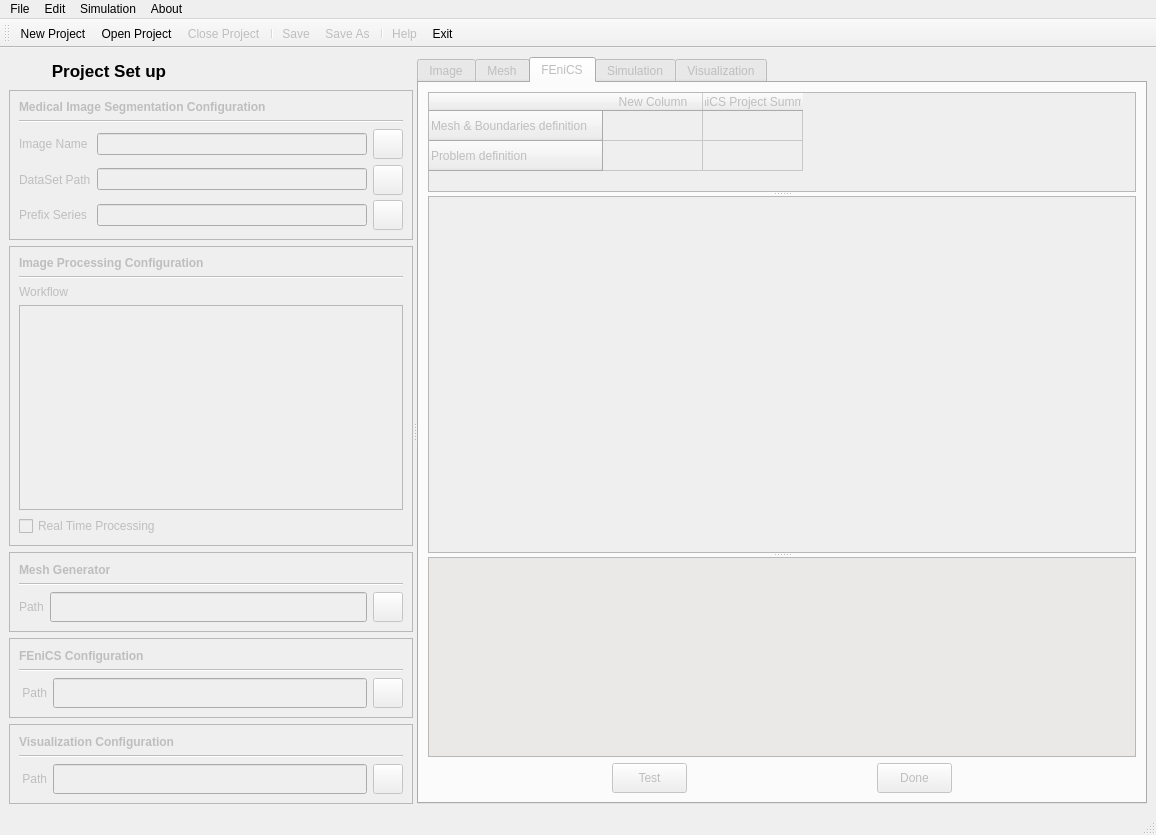
carmenalonsomontes/FEniCS-Medical-Simulation, file FEniCSBloodSim/fenics_blood_sim.ui: the form before one commit.
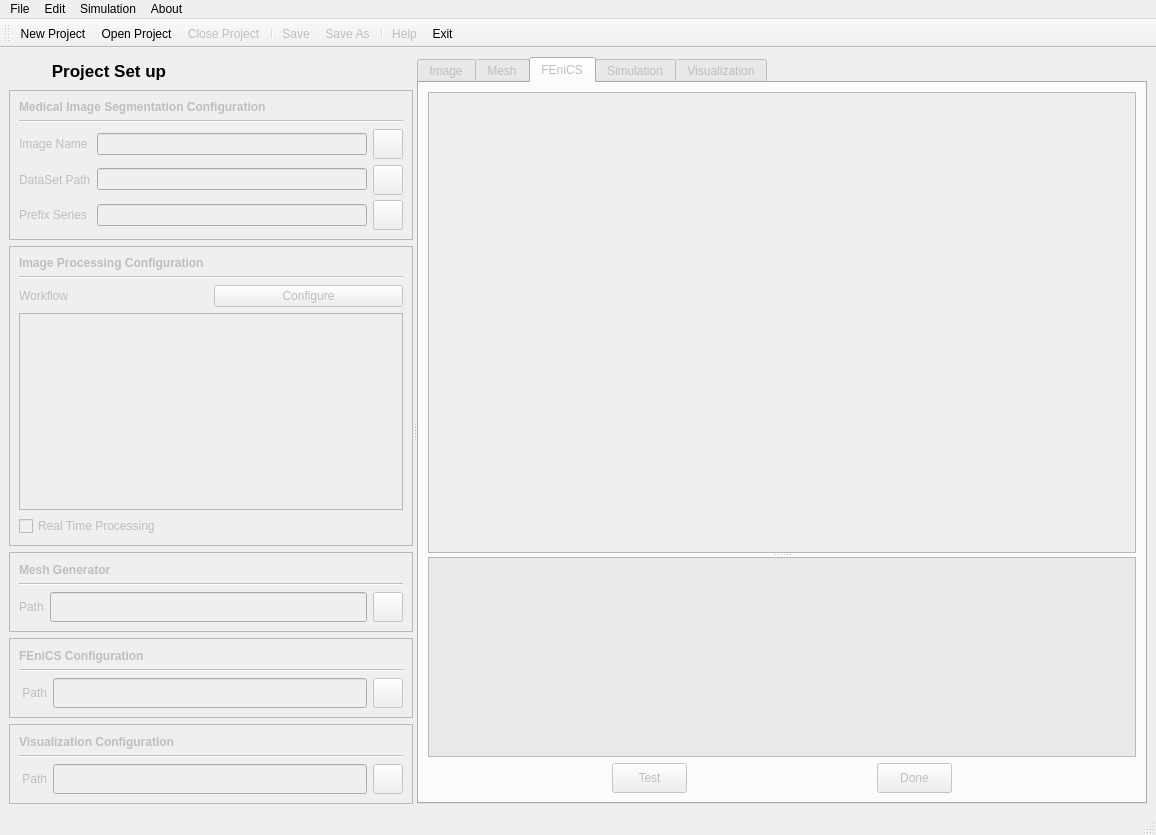
The form after the commit. The open tabs and pages were chosen to show the change. Icons and pictures are not drawn. Custom widgets are drawn as their Qt base class.

Patch:
```diff
--- a/FEniCSBloodSim/fenics_blood_sim.ui
+++ b/FEniCSBloodSim/fenics_blood_sim.ui
@@ -282,10 +282,10 @@
           <property name="frameShadow">
            <enum>QFrame::Raised</enum>
           </property>
+          <layout class="QVBoxLayout" name="verticalLayout_22">
+           <item>
           <layout class="QVBoxLayout" name="verticalLayout_5">
            <item>
-            <layout class="QVBoxLayout" name="ImProc_verticalLayout">
-             <item>
               <widget class="QLabel" name="ImProcessingTitle">
                <property name="sizePolicy">
                 <sizepolicy hsizetype="Minimum" vsizetype="Fixed">
@@ -324,6 +324,8 @@
               </widget>
              </item>
              <item>
+              <layout class="QHBoxLayout" name="horizontalLayout_6">
+               <item>
               <widget class="QLabel" name="workflowLabel">
                <property name="sizePolicy">
                 <sizepolicy hsizetype="Preferred" vsizetype="Fixed">
@@ -343,6 +345,15 @@
               </widget>
              </item>
              <item>
+                <widget class="QPushButton" name="pushButton">
+                 <property name="text">
+                  <string>Configure</string>
+                 </property>
+                </widget>
+               </item>
+              </layout>
+             </item>
+             <item>
               <widget class="QTableWidget" name="workflowTableWidget">
                <property name="maximumSize">
                 <size>
@@ -1369,46 +1380,6 @@
              <property name="orientation">
               <enum>Qt::Vertical</enum>
              </property>
-             <widget class="QTableWidget" name="fenicsTemplateTable">
-              <property name="sizePolicy">
-               <sizepolicy hsizetype="Minimum" vsizetype="Minimum">
-                <horstretch>0</horstretch>
-                <verstretch>0</verstretch>
-               </sizepolicy>
-              </property>
-              <property name="minimumSize">
-               <size>
-                <width>0</width>
-                <height>100</height>
-               </size>
-              </property>
-              <property name="maximumSize">
-               <size>
-                <width>16777215</width>
-                <height>100</height>
-               </size>
-              </property>
-              <row>
-               <property name="text">
-                <string>Mesh &amp; Boundaries definition</string>
-               </property>
-              </row>
-              <row>
-               <property name="text">
-                <string>Problem definition</string>
-               </property>
-              </row>
-              <column>
-               <property name="text">
-                <string>New Column</string>
-               </property>
-              </column>
-              <column>
-               <property name="text">
-                <string>FEniCS Project Summary</string>
-               </property>
-              </column>
-             </widget>
              <widget class="QTextEdit" name="fenicsEditorTextEdit">
               <property name="minimumSize">
                <size>
```
Left out of the diff: 2 changed lines with no effect on the pictures. Lines whose indentation alone changed are shown as unchanged.
